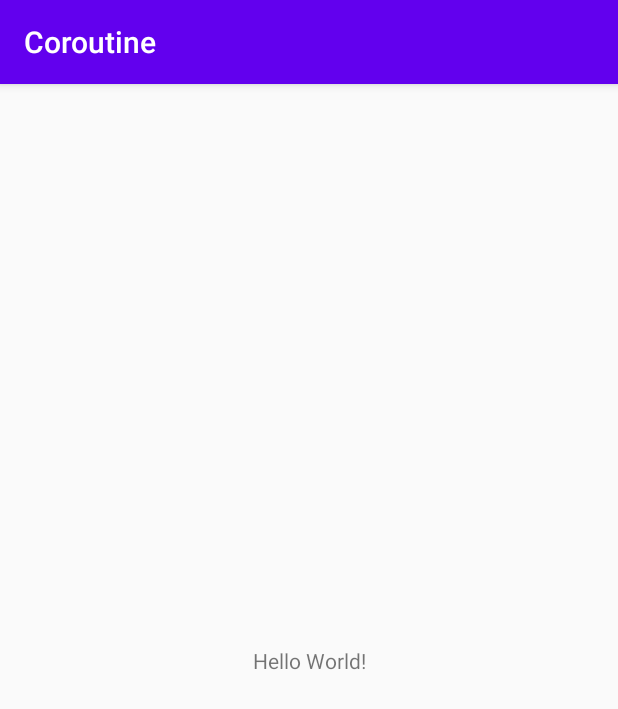
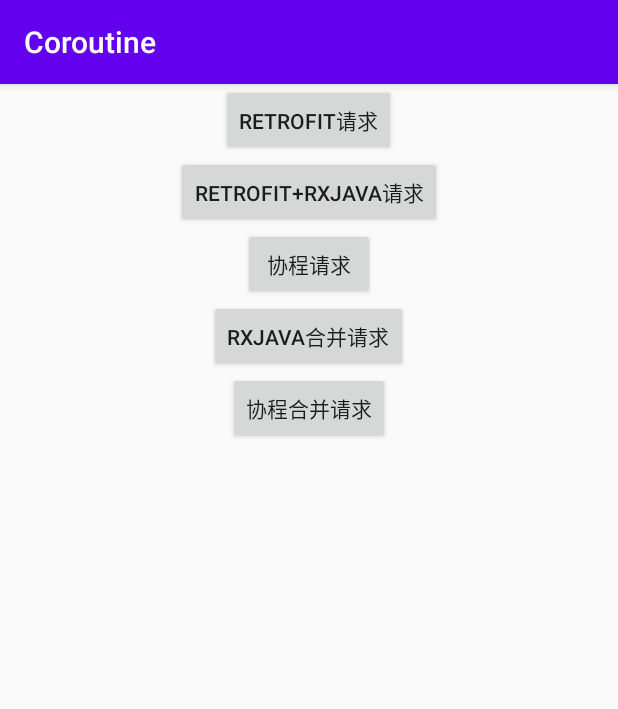
Before and after one commit to buguing/KotlinCoroutine, an Android app: the screen it shows after launch (MainActivity before the commit, SecondActivity after it), on a phone screen of 412 x 824 dp. Shown: the top 709 px of the screen. Run offline under Robolectric (Android 15) with nearby library versions, the phone set to English and light mode, and no system bars; our stand-ins replace RxJava.

Commit message:
协程和RxJava接口请求对比

```diff
--- a/app/src/main/AndroidManifest.xml
+++ b/app/src/main/AndroidManifest.xml
@@ -1,6 +1,8 @@
 <?xml version="1.0" encoding="utf-8"?>
 <manifest xmlns:android="http://schemas.android.com/apk/res/android"
     package="com.wellee.coroutine">
+
+    <uses-permission android:name="android.permission.INTERNET" />
 
     <application
         android:allowBackup="true"
@@ -10,6 +12,9 @@
         android:supportsRtl="true"
         android:theme="@style/AppTheme">
         <activity android:name=".MainActivity">
+
+        </activity>
+        <activity android:name=".SecondActivity" >
             <intent-filter>
                 <action android:name="android.intent.action.MAIN" />
 
--- a/app/src/main/java/com/wellee/coroutine/MainActivity.kt
+++ b/app/src/main/java/com/wellee/coroutine/MainActivity.kt
@@ -1,12 +1,11 @@
 package com.wellee.coroutine
 
+import android.os.Bundle
 import androidx.appcompat.app.AppCompatActivity
-import android.os.Bundle
 import kotlinx.coroutines.Dispatchers
 import kotlinx.coroutines.GlobalScope
 import kotlinx.coroutines.launch
 import kotlinx.coroutines.withContext
-import kotlin.concurrent.thread
 
 class MainActivity : AppCompatActivity() {
 
--- /dev/null
+++ b/app/src/main/java/com/wellee/coroutine/api/Service.kt
@@ -0,0 +1,26 @@
+package com.wellee.coroutine.api
+
+import com.wellee.coroutine.entity.Article
+import com.wellee.coroutine.entity.Banner
+import com.wellee.coroutine.entity.Response
+import io.reactivex.rxjava3.core.Single
+import retrofit2.Call
+import retrofit2.http.GET
+
+interface Service {
+
+    @GET("banner/json")
+    fun getBanner(): Call<Response<List<Banner>>>
+
+    @GET("banner/json")
+    fun getBannerWithRx(): Single<Response<List<Banner>>>
+
+    @GET("banner/json")
+    suspend fun getBannerWithCoroutines(): Response<List<Banner>>
+
+    @GET("wxarticle/chapters/json")
+    fun getArticle(): Single<Response<List<Article>>>
+
+    @GET("wxarticle/chapters/json")
+    suspend fun getArticleWithCoroutines(): Response<List<Article>>
+}
--- /dev/null
+++ b/app/src/main/java/com/wellee/coroutine/entity/Response.kt
@@ -0,0 +1,3 @@
+package com.wellee.coroutine.entity
+
+data class Response<T>(var errorCode: Int, var errorMsg: String, var data: T)
--- /dev/null
+++ b/app/src/main/res/layout/activity_second.xml
@@ -0,0 +1,53 @@
+<?xml version="1.0" encoding="utf-8"?>
+<LinearLayout xmlns:android="http://schemas.android.com/apk/res/android"
+    xmlns:tools="http://schemas.android.com/tools"
+    android:layout_width="match_parent"
+    android:layout_height="match_parent"
+    android:gravity="center_horizontal"
+    android:orientation="vertical"
+    tools:context=".SecondActivity">
+
+    <Button
+        android:id="@+id/btn0"
+        android:layout_width="wrap_content"
+        android:layout_height="wrap_content"
+        android:onClick="onClick"
+        android:text="Retrofit请求" />
+
+    <Button
+        android:id="@+id/btn1"
+        android:layout_width="wrap_content"
+        android:layout_height="wrap_content"
+        android:onClick="onClick"
+        android:text="Retrofit+RxJava请求" />
+
+    <Button
+        android:id="@+id/btn2"
+        android:layout_width="wrap_content"
+        android:layout_height="wrap_content"
+        android:onClick="onClick"
+        android:text="协程请求" />
+
+    <Button
+        android:id="@+id/btn3"
+        android:layout_width="wrap_content"
+        android:layout_height="wrap_content"
+        android:onClick="onClick"
+        android:text="Rxjava合并请求" />
+
+    <Button
+        android:id="@+id/btn4"
+        android:layout_width="wrap_content"
+        android:layout_height="wrap_content"
+        android:onClick="onClick"
+        android:text="协程合并请求" />
+
+    <TextView
+        android:id="@+id/tv_content"
+        android:layout_width="wrap_content"
+        android:layout_height="wrap_content"
+        android:textSize="18sp"
+        android:textColor="#ff0000"
+        android:layout_marginTop="20dp"/>
+
+</LinearLayout>
--- a/build.gradle
+++ b/build.gradle
@@ -1,15 +1,14 @@
 // Top-level build file where you can add configuration options common to all sub-projects/modules.
 
 buildscript {
-    ext.kotlin_version = '1.3.61'
     repositories {
         google()
         jcenter()
 
     }
     dependencies {
-        classpath 'com.android.tools.build:gradle:3.6.1'
-        classpath "org.jetbrains.kotlin:kotlin-gradle-plugin:$kotlin_version"
+        classpath Deps.gradle
+        classpath Deps.kotlinPlugin
 
         // NOTE: Do not place your application dependencies here; they belong
         // in the individual module build.gradle files
```
Also changed, not shown: app/build.gradle (+30 -17 lines), app/src/main/java/com/wellee/coroutine/SecondActivity.kt (added, +191 -0 lines), app/src/main/java/com/wellee/coroutine/entity/Article.kt (added, +12 -0 lines), app/src/main/java/com/wellee/coroutine/entity/Banner.kt (added, +12 -0 lines), buildSrc/build.gradle.kts (added, +7 -0 lines), buildSrc/src/main/java/Dependencies.kt (added, +50 -0 lines), 3 other files.
